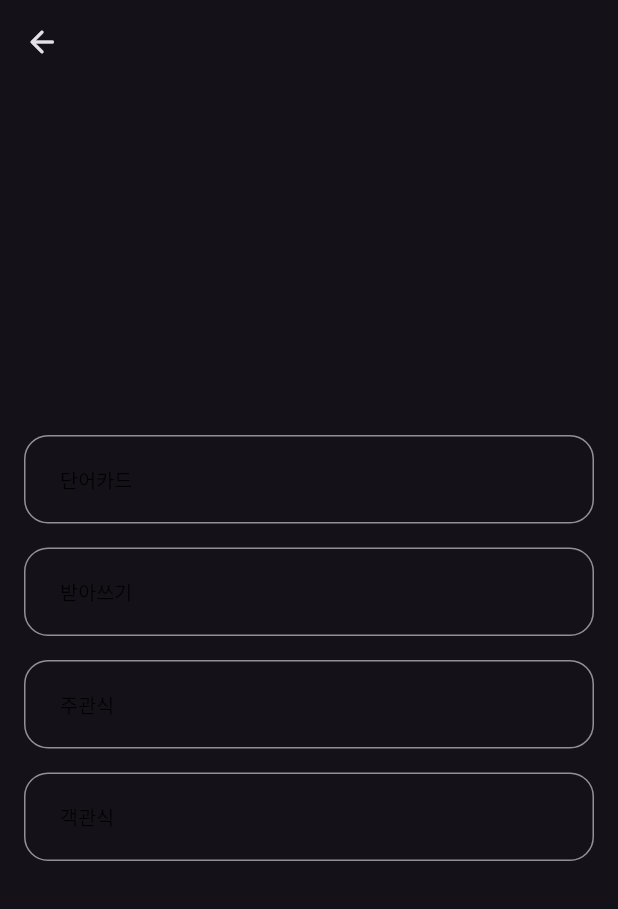
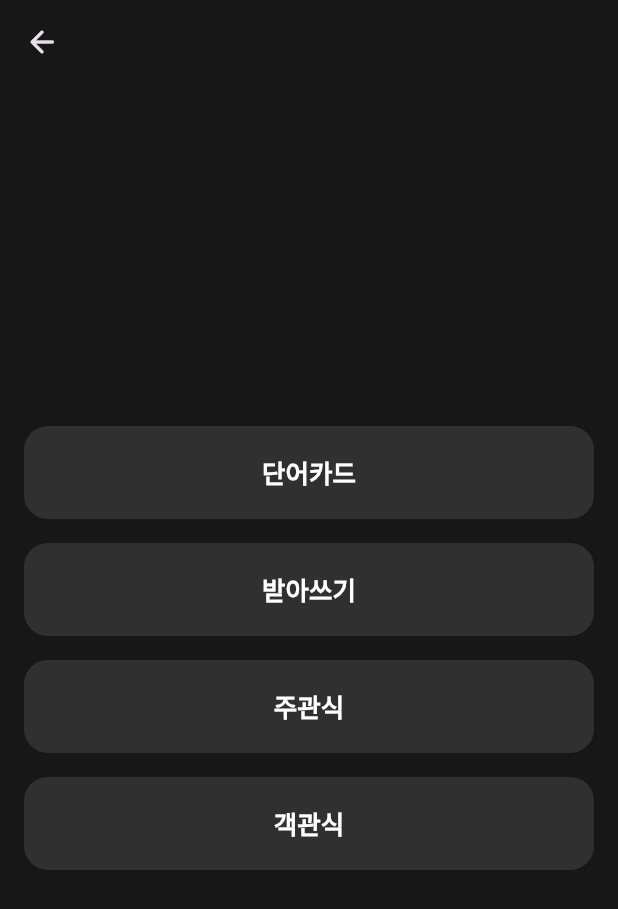
Before and after one commit to EscapeRoomEngs/study-language-flutter, a Flutter app: the SelectStudyTypeScreen screen opened by its route, on a phone screen of 412 x 824 dp. Shown: the top 909 px of the screen. Run offline on Flutter 3.47's test engine with Material 3 defaults, Android fonts, the light colour scheme and no system bars; our stand-ins replace flutter_svg; Roboto replaces fonts that are missing (Pretendard).

Commit message:
ui: 단어테마/공부타입 선택 화면 테마 적용

```diff
--- a/lib/screen/basic/basic_screen.dart
+++ b/lib/screen/basic/basic_screen.dart
@@ -44,6 +44,7 @@ class _BasicScreenState extends State<BasicScreen> {
     return BottomNavigationBar(
       selectedFontSize: 0,
       unselectedFontSize: 0,
+      backgroundColor: Colors.transparent,
       items: _bottomBarType
           .map((item) => BottomNavigationBarItem(
               icon: Text(item.title,
--- a/lib/screen/basic/home_content.dart
+++ b/lib/screen/basic/home_content.dart
@@ -1,7 +1,7 @@
 import 'package:flutter/material.dart';
 
 import '../../navigation/routes.dart';
-import '../../widget/common/icon_vertical_button.dart';
+import '../../widget/button/icon_vertical_button.dart';
 
 class HomeContent extends StatefulWidget {
   const HomeContent({super.key});
--- a/lib/screen/select_study_type.dart
+++ b/lib/screen/select_study_type/select_study_type_screen.dart
@@ -2,7 +2,7 @@ import 'package:flutter/material.dart';
 import 'package:study_language/navigation/routes.dart';
 import 'package:study_language/util/Utils.dart';
 import 'package:study_language/widget/app_bar/title_app_bar.dart';
-import 'package:study_language/widget/common/default_button.dart';
+import 'package:study_language/widget/button/filled_text_button.dart';
 
 class SelectStudyTypeScreen extends StatefulWidget {
   const SelectStudyTypeScreen({super.key});
@@ -29,14 +29,14 @@ class _SelectStudyTypeScreenState extends State<SelectStudyTypeScreen> {
               Navigator.pop(context);
             },
             title: themePath != null
-                ? "${getThemeName(themePath).toUpperCase()} 테마"
+                ? "${getThemeName(themePath).toUpperCase()}테마"
                 : ""),
         body: Padding(
           padding: const EdgeInsets.all(16.0),
           child: Column(
             mainAxisAlignment: MainAxisAlignment.center,
             children: _studyType
-                .map((item) => DefaultButton(
+                .map((item) => FilledTextButton(
                       name: item.title,
                       onClick: () {
                         Navigator.pushNamed(context, item.route,
--- a/lib/theme/study_language_theme.dart
+++ b/lib/theme/study_language_theme.dart
@@ -8,7 +8,9 @@ class StudyLanguageTheme {
   static ThemeData darkThemeData() {
     final theme = ThemeData.dark();
     return theme.copyWith(
-        textTheme: _buildTextTheme(theme.textTheme), useMaterial3: true);
+        scaffoldBackgroundColor: const Color(0xff171717),
+        textTheme: _buildTextTheme(theme.textTheme),
+        useMaterial3: true);
   }
 
   static TextTheme _buildTextTheme(TextTheme theme) {
--- /dev/null
+++ b/lib/widget/button/filled_text_button.dart
@@ -0,0 +1,36 @@
+import 'package:flutter/material.dart';
+
+class FilledTextButton extends StatelessWidget {
+  const FilledTextButton(
+      {super.key,
+      required this.name,
+      required this.onClick,
+      this.alignment = Alignment.center});
+
+  final String name;
+  final Function onClick;
+  final Alignment alignment;
+
+  @override
+  Widget build(BuildContext context) {
+    return Padding(
+        padding: const EdgeInsets.only(bottom: 16.0),
+        child: FilledButton(
+          onPressed: () {
+            onClick();
+          },
+          style: FilledButton.styleFrom(
+              backgroundColor: const Color(0xFF303030),
+              shape: const RoundedRectangleBorder(
+                  borderRadius: BorderRadius.all(Radius.circular(16.0))),
+              padding:
+                  const EdgeInsets.symmetric(vertical: 20.0, horizontal: 24.0)),
+          child: SizedBox(
+              width: double.infinity,
+              child: Align(
+                  alignment: alignment,
+                  child: Text(name,
+                      style: Theme.of(context).textTheme.titleLarge))),
+        ));
+  }
+}
--- a/lib/widget/common/default_button.dart
+++ /dev/null
@@ -1,26 +0,0 @@
-import 'package:flutter/material.dart';
-
-class DefaultButton extends StatelessWidget {
-  const DefaultButton({super.key, required this.name, required this.onClick});
-
-  final String name;
-  final Function onClick;
-
-  @override
-  Widget build(BuildContext context) {
-    return Padding(
-        padding: const EdgeInsets.only(bottom: 16.0),
-        child: OutlinedButton(
-          onPressed: () {
-            onClick();
-          },
-          style: OutlinedButton.styleFrom(
-              foregroundColor: Colors.black87,
-              shape: const RoundedRectangleBorder(
-                  borderRadius: BorderRadius.all(Radius.circular(16.0))),
-              padding:
-                  const EdgeInsets.symmetric(vertical: 20.0, horizontal: 24.0)),
-          child: SizedBox(width: double.infinity, child: Text(name)),
-        ));
-  }
-}
```
Also changed, not shown: lib/main.dart (+4 -3 lines), lib/screen/select_word_theme/select_word_theme_screen.dart (renamed from lib/screen/select_theme.dart, +6 -6 lines), lib/screen/select_word_theme/word_theme_list.dart (renamed from lib/widget/common/theme_list.dart, +8 -7 lines), lib/widget/button/icon_vertical_button.dart (renamed from lib/widget/common/icon_vertical_button.dart).
